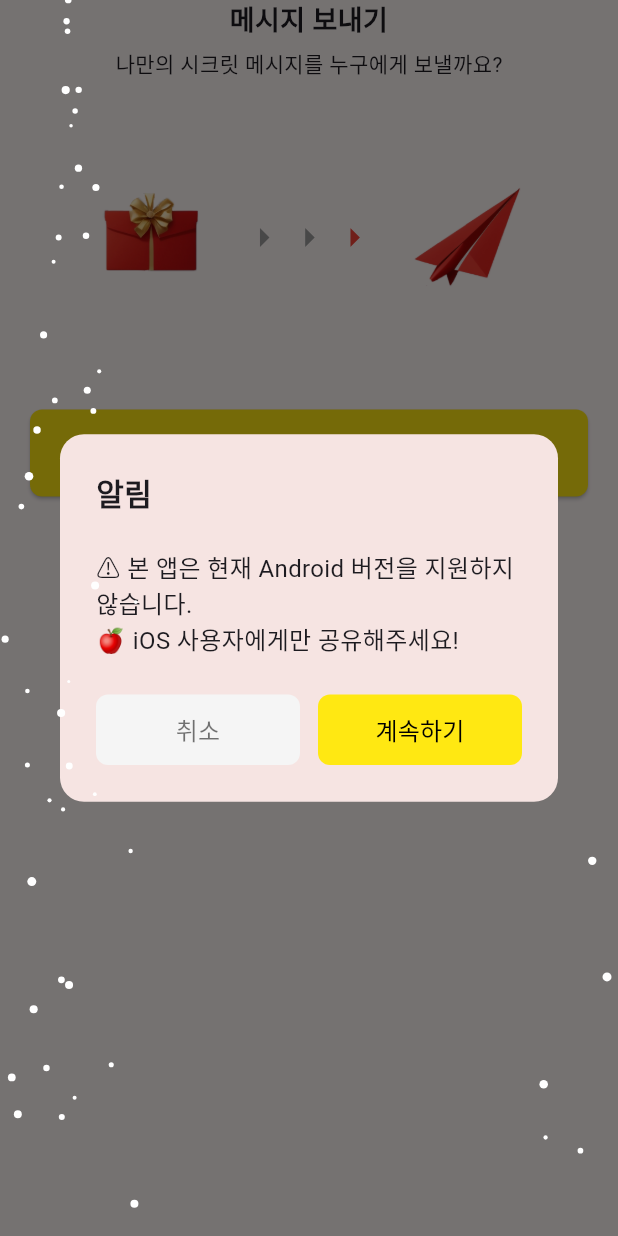
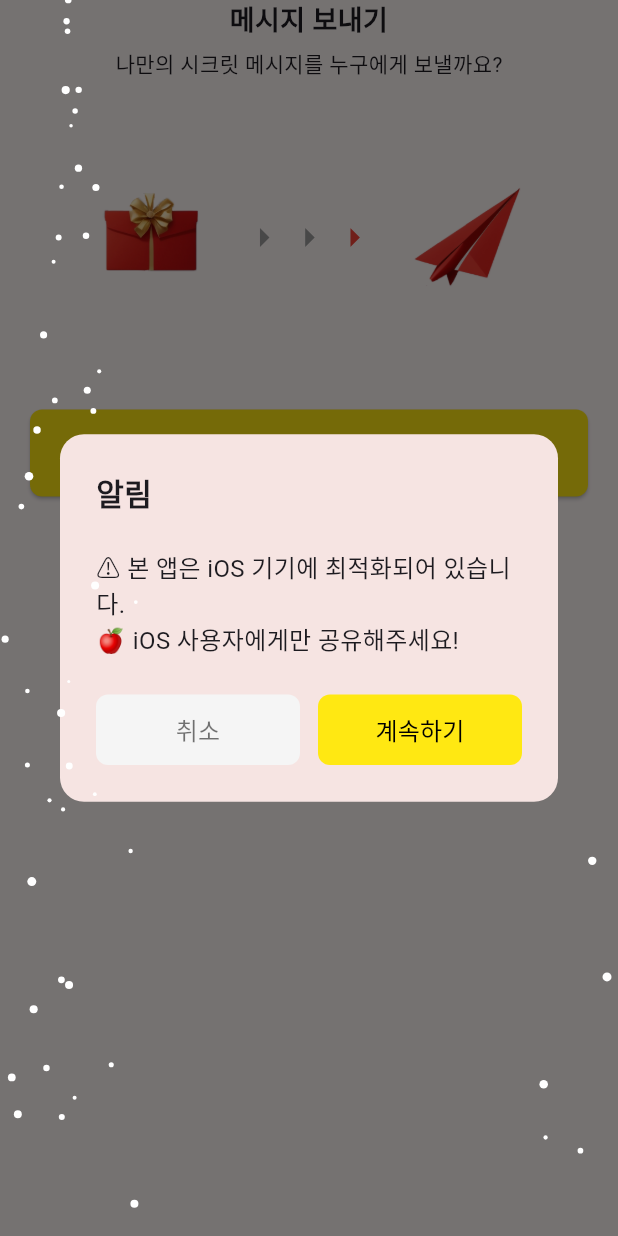
Before and after one commit to isjennifer/my_secret_christmas, a Flutter app: the SendMessageStep widget shown alone on an empty page, opened directly with empty values, after a tap on "카카오톡으로 보내기", on a phone screen of 412 x 824 dp. Run offline on Flutter 3.47's test engine with Material 3 defaults, Android fonts, the phone set to English and light mode, and no system bars; our stand-ins replace app_links, audioplayers, flutter_riverpod, google_fonts, google_mobile_ads, in_app_review and 1 more; missing offline and left inert: encrypt, kakao_flutter_sdk, social_share; accounts and stored records are empty.

Commit message:
안드로이드 언급 삭제

```diff
--- a/lib/steps/creation_steps/send_message_step.dart
+++ b/lib/steps/creation_steps/send_message_step.dart
@@ -207,7 +207,7 @@ class _SendMessageStepState extends ConsumerState<SendMessageStep>
 
                               // 안드로이드 지원 안됨 메시지
                               const Text(
-                                '⚠️ 본 앱은 현재 Android 버전을 지원하지 않습니다.\n🍎 iOS 사용자에게만 공유해주세요!',
+                                '⚠️ 본 앱은 iOS 기기에 최적화되어 있습니다.\n🍎 iOS 사용자에게만 공유해주세요!',
                                 style: TextStyle(
                                   fontSize: 16,
                                 ),
```
